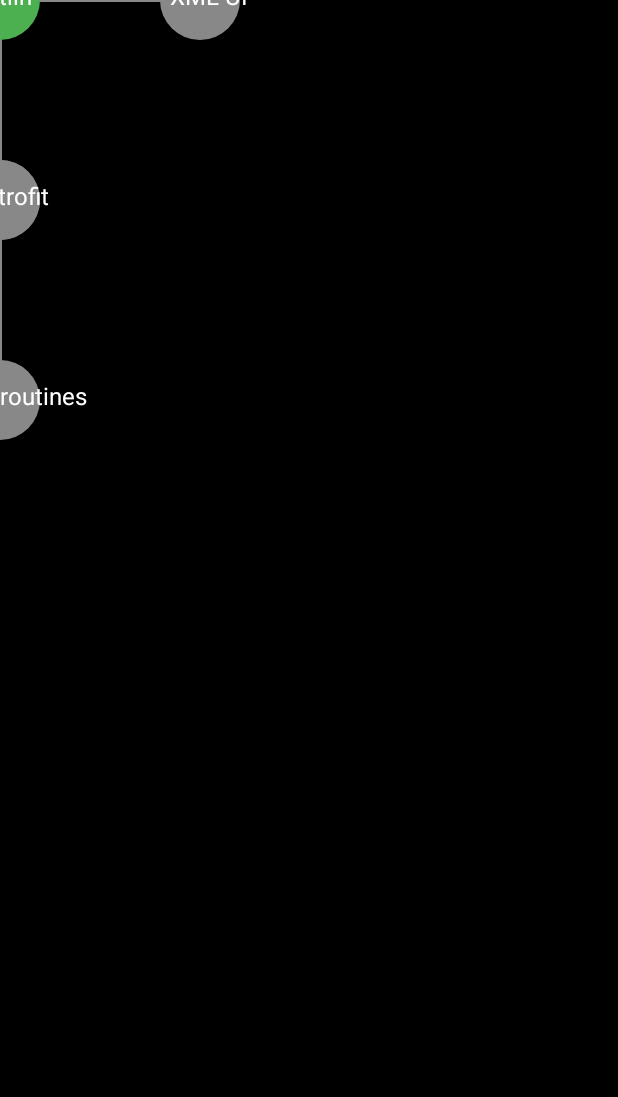
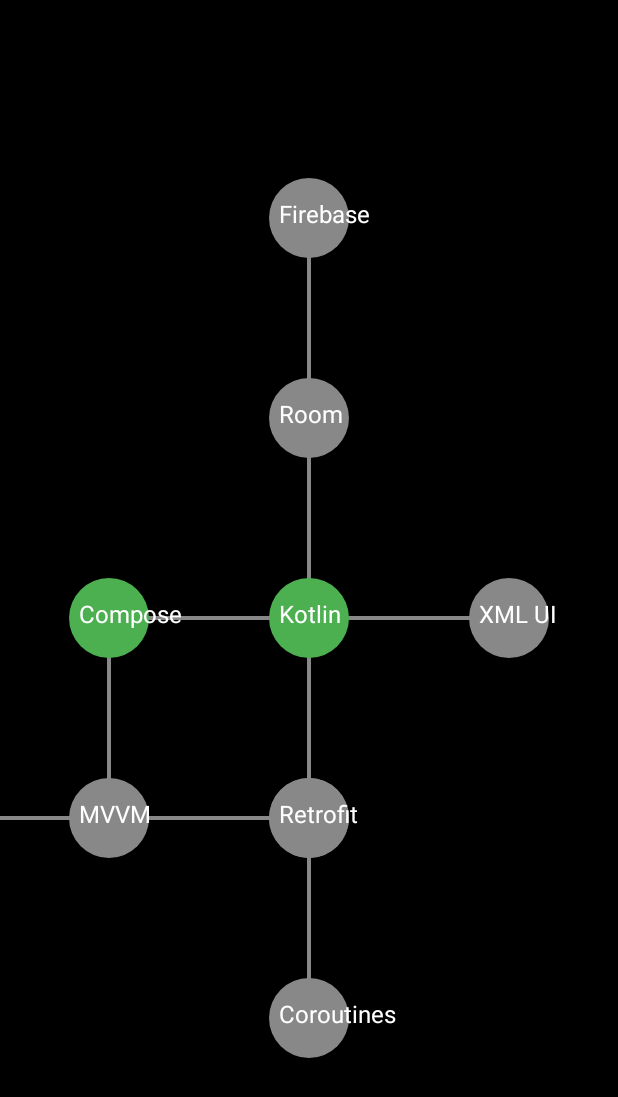
Before and after one commit to ko-tarou/DevTree, an Android app built with Jetpack Compose: the screen it shows after launch (MainActivity), on a phone screen of 412 x 824 dp. Shown: the top 1097 px of the screen. Run offline under Robolectric (Android 15) with nearby library versions, the phone set to English and light mode, and no system bars.

Commit message:
add 完璧に表示可能になった

```diff
--- a/app/src/main/java/com/example/devtree/MainActivity.kt
+++ b/app/src/main/java/com/example/devtree/MainActivity.kt
@@ -169,9 +169,11 @@ fun SkillTreeMapScreen() {
                     )
                     .pointerInput(Unit) {
                         detectTapGestures { tapOffset ->
-                            val adjustedTap = (tapOffset - offset) / scale
+                            val centerOffset = Offset((size.width / 2).toFloat(),
+                                (size.height / 2).toFloat()
+                            )
+                            val adjustedTap = (tapOffset - offset) / scale - centerOffset
                             val tappedSkill = positions.entries.find { (id, pos) ->
-                                val skill = skills.find { it.id == id } ?: return@find false
                                 val dx = pos.x - adjustedTap.x
                                 val dy = pos.y - adjustedTap.y
                                 val distance = sqrt(dx * dx + dy * dy)
@@ -185,11 +187,14 @@ fun SkillTreeMapScreen() {
                         }
                     }
             ) {
-                // 線描画
+                // ⬇️ここで定義（Canvas内）
+                val centerOffset = Offset(size.width / 2, size.height / 2)
+
+                // 線を描画
                 skills.forEach { skill ->
-                    val startPos = positions[skill.id] ?: return@forEach
+                    val startPos = positions[skill.id]?.plus(centerOffset) ?: return@forEach
                     skill.connections.forEach { conn ->
-                        val endPos = positions[conn.targetId] ?: return@forEach
+                        val endPos = positions[conn.targetId]?.plus(centerOffset) ?: return@forEach
                         drawLine(
                             color = Color.Gray,
                             start = startPos,
@@ -199,9 +204,9 @@ fun SkillTreeMapScreen() {
                     }
                 }
 
-                // ノード描画
+                // ノードを描画
                 skills.forEach { skill ->
-                    val pos = positions[skill.id] ?: return@forEach
+                    val pos = positions[skill.id]?.plus(centerOffset) ?: return@forEach
                     drawCircle(
                         color = if (skill.unlocked) Color(0xFF4CAF50) else Color.Gray,
                         radius = 40f,
```
